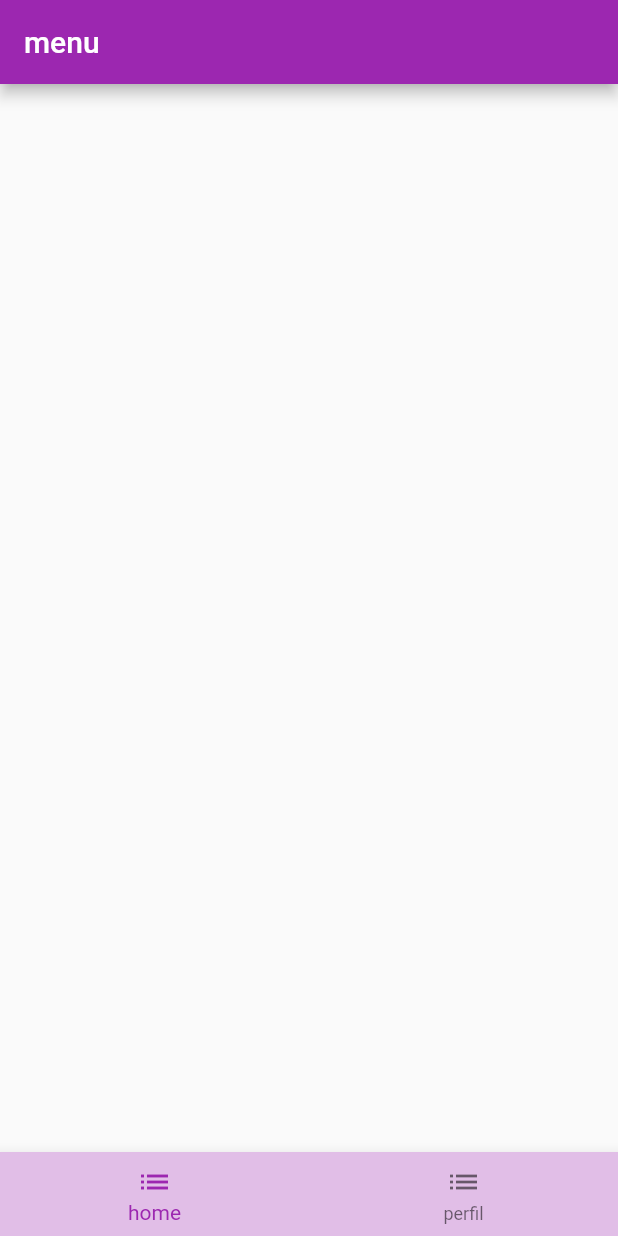
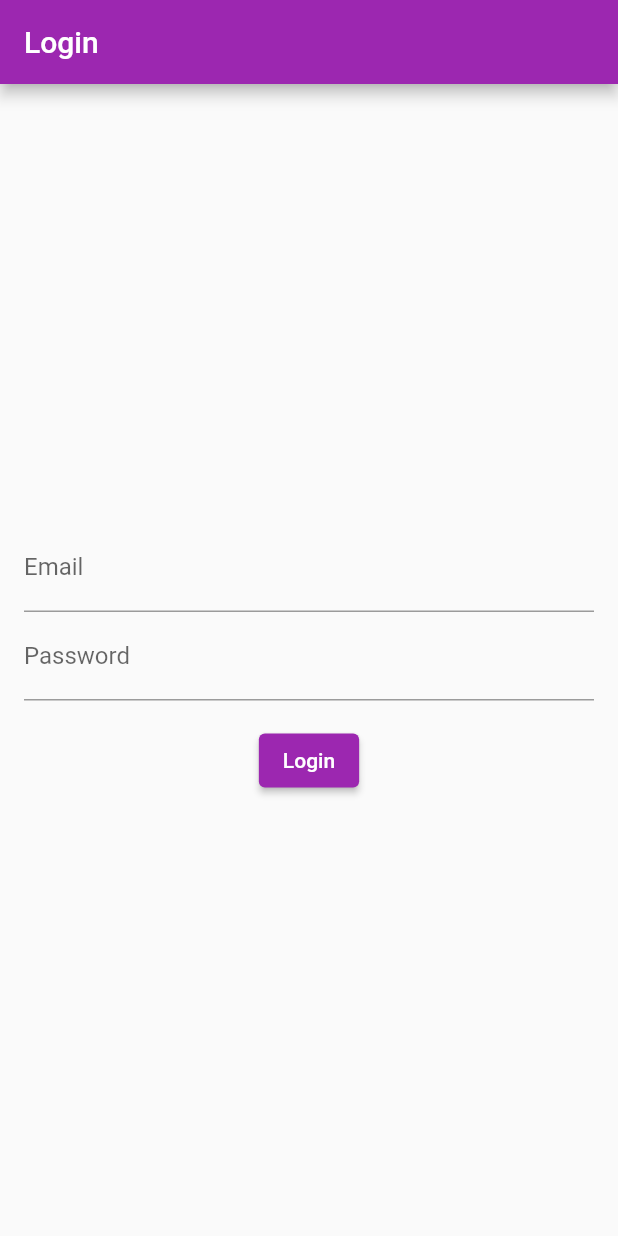
Before and after one commit to Gustavodefreitas/Cloud-Quiz, a Flutter app: the screen it shows after launch, on a phone screen of 412 x 824 dp. Run offline on Flutter 3.47's test engine with Material 2 defaults, Android fonts, the light colour scheme and no system bars; our stand-ins replace firebase_auth, firebase_core; accounts and stored records are empty; project files that could hold a hidden picture were left out.

Commit message:
terminar login

```diff
--- a/lib/mainapp.dart
+++ b/lib/mainapp.dart
@@ -1,3 +1,4 @@
+import 'package:appmobile/pages/Login_page.dart';
 import 'package:appmobile/pages/home_page.dart';
 import 'package:appmobile/widgets/auth_check.dart';
 import 'package:flutter/material.dart';
@@ -15,7 +16,7 @@ class MyApp extends StatelessWidget{
 
         primarySwatch: Colors.purple,
       ),
-      home:HomePage(),
+      home:LoginScreen(),
     );
   }
 }
--- a/lib/pages/Inicial_page.dart
+++ b/lib/pages/Inicial_page.dart
@@ -13,7 +13,7 @@ class InicialPage extends StatefulWidget{
     Widget build(BuildContext context){
       return Scaffold(
         appBar: AppBar(
-          title: Text('menu'),
+          title: Text('home'),
 
         ),
       );
--- a/lib/pages/Login_page.dart
+++ b/lib/pages/Login_page.dart
@@ -1,18 +1,59 @@
 import 'package:flutter/material.dart';
+import 'package:firebase_auth/firebase_auth.dart';
 
-class LoginPage extends StatefulWidget{
-  LoginPage({Key? key}): super(key: key);
+class LoginScreen extends StatefulWidget {
+  @override
+  _LoginScreenState createState() => _LoginScreenState();
+}
+
+class _LoginScreenState extends State<LoginScreen> {
+  final FirebaseAuth _auth = FirebaseAuth.instance;
+  final TextEditingController _emailController = TextEditingController();
+  final TextEditingController _passwordController = TextEditingController();
+
+  Future<void> _login() async {
+    try {
+      UserCredential userCredential = await _auth.signInWithEmailAndPassword(
+        email: _emailController.text,
+        password: _passwordController.text,
+      );
+    } catch (e) {
+      // Ocorreu um erro durante o login, trate-o aqui (exiba uma mensagem de erro, etc.)
+    }
+  }
 
   @override
-  _LoginPageState createState() => _LoginPageState();
+  Widget build(BuildContext context) {
+    return Scaffold(
+      appBar: AppBar(
+        title: Text('Login'),
+      ),
+      body: Padding(
+        padding: EdgeInsets.all(16.0),
+        child: Column(
+          mainAxisAlignment: MainAxisAlignment.center,
+          children: [
+            TextFormField(
+              controller: _emailController,
+              decoration: InputDecoration(
+                labelText: 'Email',
+              ),
+            ),
+            TextFormField(
+              controller: _passwordController,
+              decoration: InputDecoration(
+                labelText: 'Password',
+              ),
+              obscureText: true,
+            ),
+            SizedBox(height: 16.0),
+            ElevatedButton(
+              onPressed: _login,
+              child: Text('Login'),
+            ),
+          ],
+        ),
+      ),
+    );
+  }
 }
-
-  class _LoginPageState extends State<LoginPage>{
-    @override
-    Widget build(BuildContext context){
-      return Scaffold(
-        appBar: AppBar(
-        title: Text('login'),
-      ));
-    }
-  }
--- a/lib/widgets/auth_check.dart
+++ b/lib/widgets/auth_check.dart
@@ -31,4 +31,4 @@ class _AuthCheckState extends State<AuthCheck>{
         )
       );
   }
-} */
+}*/
--- a/pubspec.yaml
+++ b/pubspec.yaml
@@ -31,9 +31,9 @@ dependencies:
   flutter:
     sdk: flutter
   intl:
-  firebase_core: ^2.9.0
-  firebase_auth: ^4.4.0
-  cloud_firestore: ^4.5.0
+  firebase_core: ^2.13.0
+  firebase_auth: ^4.6.1
+  cloud_firestore: ^4.7.1
 
 
   # The following adds the Cupertino Icons font to your application.
```
Also changed, not shown: assets/appmobile-10ca0-firebase-adminsdk-xjezq-ccbe222cef.json (added, +13 -0 lines), lib/main.dart (+8 -4 lines), lib/services/service.dart (added, +8 -0 lines), lib/firebase_options.dart (added), pubspec.lock, 7 other files.
